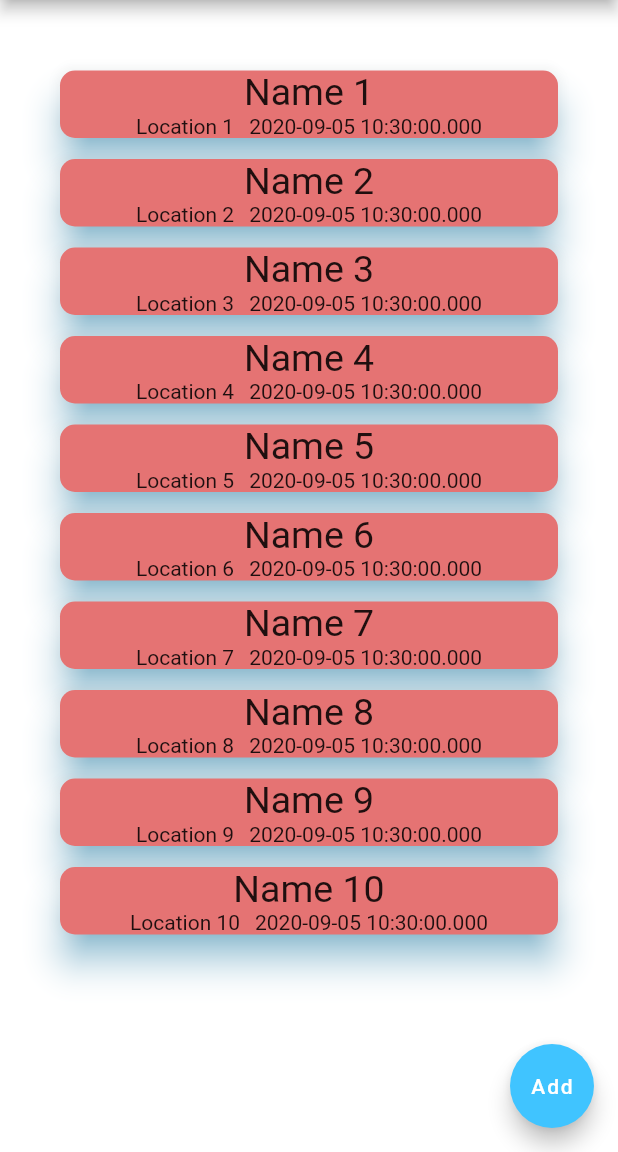
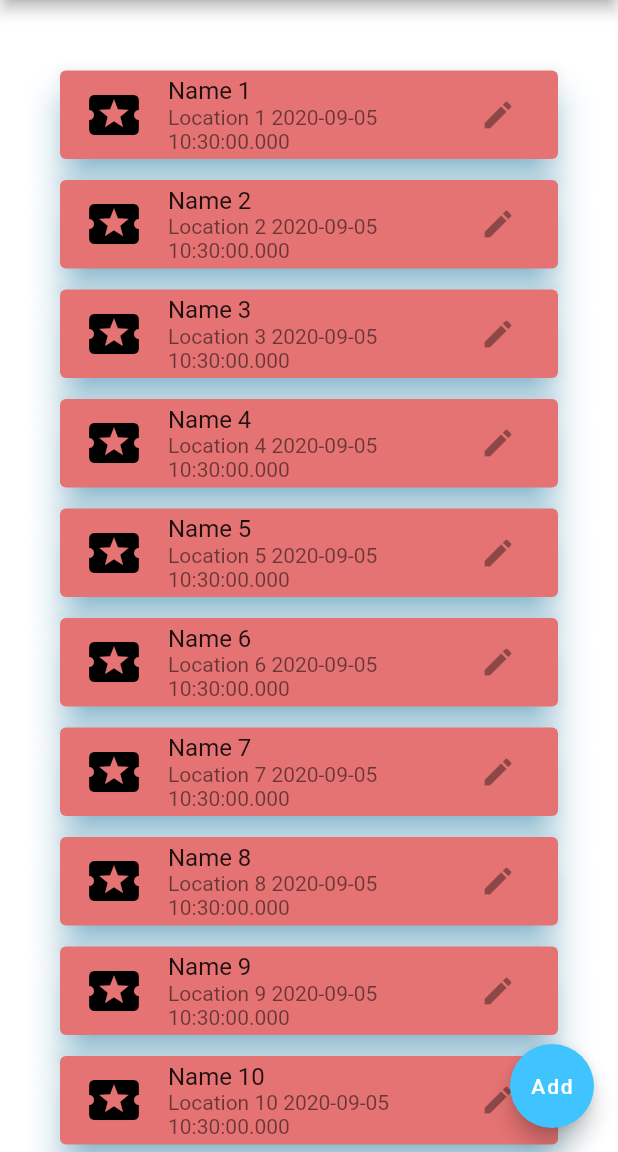
Before and after one commit to Flop88/LearnFlutter, a Flutter app: the screen it shows after launch, on a phone screen of 412 x 824 dp, the part 84-1236 px from its top. Run offline on Flutter 3.47's test engine with Material 2 defaults, Android fonts, the phone set to English and light mode, and no system bars.

Commit message:
Learn ListTile widget

```diff
--- a/lib/main.dart
+++ b/lib/main.dart
@@ -49,22 +49,24 @@ class FlutterTutorialApp extends StatelessWidget {
               elevation: 10,
               shadowColor: Colors.lightBlueAccent,
               margin: EdgeInsets.symmetric(vertical: 7),
-              shape: RoundedRectangleBorder(borderRadius: BorderRadius.circular(10)),
-              child: Column(
-                children: [
-                  Text(
-                    events[index].name,
-                    style: TextStyle(fontSize: 25),
-                  ),
-                  Row(
-                    mainAxisAlignment: MainAxisAlignment.center,
-                    children: [
-                      Text(events[index].location),
-                      SizedBox(width: 10,),
-                      Text(events[index].startDateTime.toString()),
-                    ],
-                  )
-                ],
+              child: ListTile(
+                title: Text(
+                  events[index].name,
+                ),
+                subtitle: Text(
+                    "${events[index].location} ${events[index].startDateTime}"),
+                leading: Icon(
+                  Icons.local_activity,
+                  size: 40,
+                  color: Colors.black,
+                ),
+                trailing: IconButton(
+                  icon: Icon(Icons.edit),
+                  onPressed: null,
+                ),
+                onTap: () => print("${events[index].name} - tap"),
+                onLongPress: () => print("${events[index].name} - long press"),
+                enabled: true,
               ),
             ),
           ),
```
